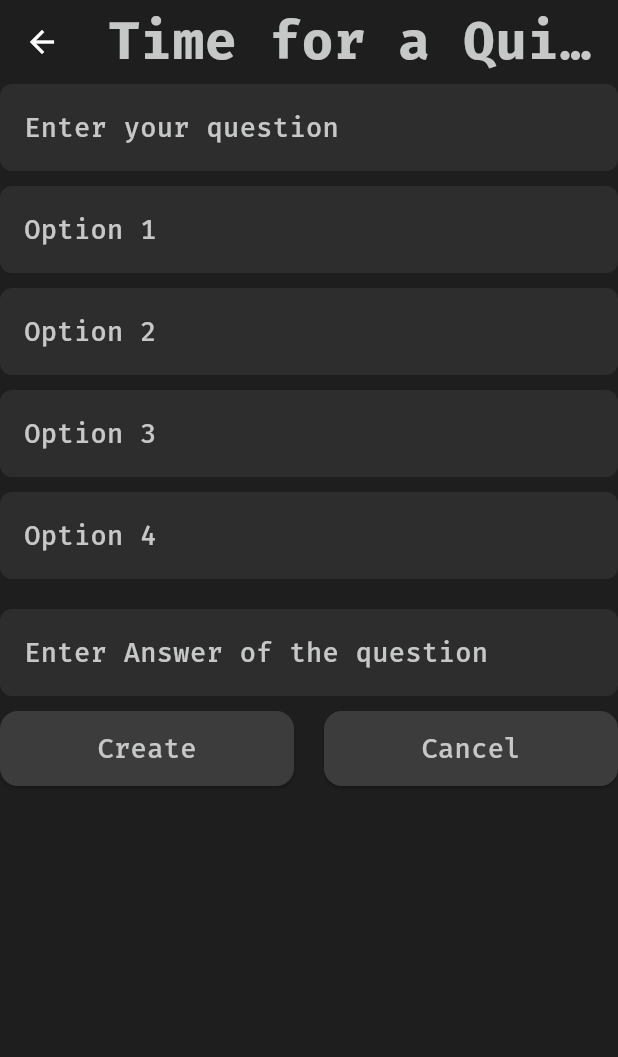
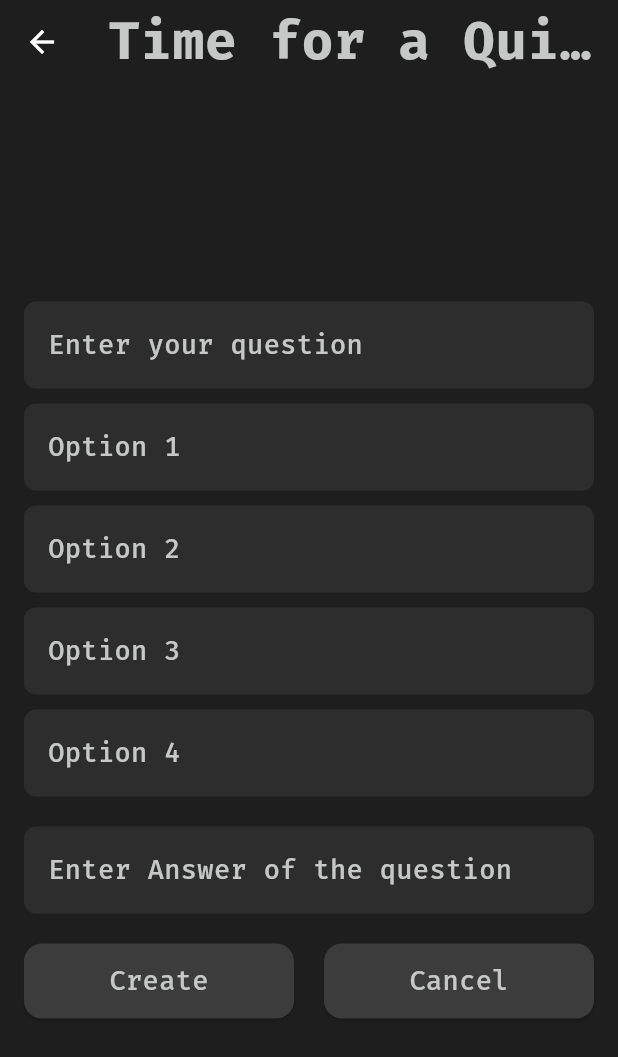
Before and after one commit to UmaanBanjara/TermView, a Flutter app: the Createquiz screen opened directly, on a phone screen of 412 x 824 dp. Shown: the top 1057 px of the screen. Run offline on Flutter 3.47's test engine with Material 3 defaults, Android fonts, the phone set to English and light mode, and no system bars; our stand-ins replace flutter_riverpod, flutter_secure_storage, flutter_spinkit, go_router, image_picker, page_transition; accounts and stored records are empty.

Commit message:
feat: add CreateQuiz page with form and live quiz WebSocket integration

```diff
--- a/termview/lib/screens/createquiz.dart
+++ b/termview/lib/screens/createquiz.dart
@@ -14,7 +14,7 @@ import 'package:web_socket_channel/web_socket_channel.dart';
 class Createquiz extends ConsumerStatefulWidget {
   final WebSocketChannel? channel;
   final Stream? broadcastStream;
-  const Createquiz({this.broadcastStream, this.channel ,super.key});
+  const Createquiz({this.broadcastStream, this.channel, super.key});
 
   @override
   ConsumerState<Createquiz> createState() => _CreatequizState();
@@ -29,49 +29,47 @@ class _CreatequizState extends ConsumerState<Createquiz> {
   final TextEditingController _op3 = TextEditingController();
   final TextEditingController _op4 = TextEditingController();
 
-  void _createquiz(){
-    try{
+  void _createquiz() {
+    try {
+      if (widget.channel != null) {
+        widget.channel!.sink.add(jsonEncode({
+          "type": "quiz",
+          "ques": _ques.text,
+          "ans": _ans.text,
+          "op1": _op1.text,
+          "op2": _op2.text,
+          "op3": _op3.text,
+          "op4": _op4.text
+        }));
 
-      if(_ques.text.isNotEmpty && _ans.text.isNotEmpty && _op1.text.isNotEmpty && _op2.text.isNotEmpty && _op3.text.isNotEmpty && _op4.text.isNotEmpty && widget.channel != null){
-      widget.channel!.sink.add(jsonEncode({
-        "type" : "quiz",
-        "ques" : _ques.text,
-        "ans" : _ans.text,
-        "op1" : _op1.text,
-        "op2" : _op2.text,
-        "op3" : _op3.text,
-        "op4" : _op4.text
-      }));
-      WidgetsBinding.instance.addPostFrameCallback((_){
-        if(widget.channel != null && widget.broadcastStream != null){
-
-
-        showTerminalSnackbar(context, "Quiz is live" ,isError: false);
-        navigate(context, Livequizpage(host: true,user: false,channel: widget.channel!,broadcastStream: widget.broadcastStream!,));
-
-        }
+        Future.delayed(const Duration(milliseconds: 100), () {
+          navigate(
+              context,
+              Livequizpage(
+                host: true,
+                user: false,
+                channel: widget.channel!,
+                broadcastStream: widget.broadcastStream!,
+              ));
         });
       }
-    }
-    catch(e){
-      showTerminalSnackbar(context, "Something went wrong : $e" , isError: true);
+    } catch (e) {
+      showTerminalSnackbar(context, "Something went wrong : $e", isError: true);
       return;
     }
-
   }
 
   @override
   Widget build(BuildContext context) {
     final text = Theme.of(context).textTheme;
     final quizstate = ref.watch(quiznotifierProvider);
-    ref.listen<QuizState>(quiznotifierProvider , (previous , next){
-      if(next.message!=null && next.message != previous?.message){
-        showTerminalSnackbar(context, next.message! , isError: false);
+    ref.listen<QuizState>(quiznotifierProvider, (previous, next) {
+      if (next.message != null && next.message != previous?.message) {
+        showTerminalSnackbar(context, next.message!, isError: false);
         Navigator.pop(context);
-      }
-      else if (next.error != null && next.error != previous?.error){
-        WidgetsBinding.instance.addPostFrameCallback((_){
-          showTerminalSnackbar(context, next.error! , isError: true);
+      } else if (next.error != null && next.error != previous?.error) {
+        WidgetsBinding.instance.addPostFrameCallback((_) {
+          showTerminalSnackbar(context, next.error!, isError: true);
           return;
         });
       }
@@ -80,12 +78,17 @@ class _CreatequizState extends ConsumerState<Createquiz> {
       appBar: AppBar(
         centerTitle: false,
         backgroundColor: Theme.of(context).scaffoldBackgroundColor,
-        title: Text('Time for a Quiz!' , style: text.bodyLarge,),
-        leading: BackButton(),
+        title: Text(
+          'Time for a Quiz!',
+          style: text.bodyLarge,
+        ),
+        leading: const BackButton(),
       ),
       body: Center(
         child: Form(
           key: _formKey,
+          child: SingleChildScrollView(
+            padding: const EdgeInsets.all(16),
             child: Column(
               crossAxisAlignment: CrossAxisAlignment.start,
               children: [
@@ -93,110 +96,118 @@ class _CreatequizState extends ConsumerState<Createquiz> {
                   controller: _ques,
                   cursorHeight: 22,
                   style: text.bodyMedium,
-                decoration: InputDecoration(
-                  hintText: "Enter your question"
+                  decoration:
+                      const InputDecoration(hintText: "Enter your question"),
+                  validator: (value) =>
+                      value == null || value.trim().isEmpty
+                          ? "Question cannot be empty"
+                          : null,
                 ),
-                validator: (value) => value == null || value.isEmpty ? "Question cannot be empty" : null,
-              ),
-              SizedBox(height: 10,),
+                const SizedBox(height: 10),
                 TextFormField(
                   controller: _op1,
                   cursorHeight: 22,
                   style: text.bodyMedium,
-                decoration: InputDecoration(
-                  hintText: "Option 1"
+                  decoration: const InputDecoration(hintText: "Option 1"),
+                  validator: (value) =>
+                      value == null || value.trim().isEmpty
+                          ? "Option 1 cannot be empty"
+                          : null,
                 ),
-                validator: (value) => value == null || value.isEmpty ? "Option 1 cannot be empty" : null,
-              ),
-              SizedBox(height: 10,),
+                const SizedBox(height: 10),
                 TextFormField(
                   controller: _op2,
                   cursorHeight: 22,
                   style: text.bodyMedium,
-                decoration: InputDecoration(
-                  hintText: "Option 2"
+                  decoration: const InputDecoration(hintText: "Option 2"),
+                  validator: (value) =>
+                      value == null || value.trim().isEmpty
+                          ? "Option 2 cannot be empty"
+                          : null,
                 ),
-                validator: (value) => value == null || value.isEmpty ? "Option 2 cannot be empty" : null,
-              ),
-              SizedBox(height: 10,),
+                const SizedBox(height: 10),
                 TextFormField(
                   controller: _op3,
                   cursorHeight: 22,
                   style: text.bodyMedium,
-                decoration: InputDecoration(
-                  hintText: "Option 3"
+                  decoration: const InputDecoration(hintText: "Option 3"),
+                  validator: (value) =>
+                      value == null || value.trim().isEmpty
+                          ? "Option 3 cannot be empty"
+                          : null,
                 ),
-                validator: (value) => value == null || value.isEmpty ? "Option 3 cannot be empty" : null,
-              ),
-              SizedBox(height: 10,),
+                const SizedBox(height: 10),
                 TextFormField(
                   controller: _op4,
                   cursorHeight: 22,
                   style: text.bodyMedium,
-                decoration: InputDecoration(
-                  hintText: "Option 4"
+                  decoration: const InputDecoration(hintText: "Option 4"),
+                  validator: (value) =>
+                      value == null || value.trim().isEmpty
+                          ? "Option 4 cannot be empty"
+                          : null,
                 ),
-                validator: (value) => value == null || value.isEmpty ? "Option 4 cannot be empty" : null,
-              ),
-              SizedBox(height: 20,),
+                const SizedBox(height: 20),
                 TextFormField(
                   controller: _ans,
                   cursorHeight: 22,
                   style: text.bodyMedium,
-                decoration: InputDecoration(
-                  hintText: "Enter Answer of the question"
+                  decoration: const InputDecoration(
+                      hintText: "Enter Answer of the question"),
+                  validator: (value) =>
+                      value == null || value.trim().isEmpty
+                          ? "Answer cannot be empty"
+                          : null,
                 ),
-                validator: (value) => value == null || value.isEmpty ? "Answer cannot be empty" : null,
-              ),
-              SizedBox(height: 10,),
+                const SizedBox(height: 20),
                 Row(
                   crossAxisAlignment: CrossAxisAlignment.start,
                   children: [
                     Expanded(
-                    child: quizstate.loading ? Center(child: SpinKitFadingFour(color: Colors.white,),)
-                    :
-                    ElevatedButton(
+                      child: quizstate.loading
+                          ? const Center(
+                              child: SpinKitFadingFour(color: Colors.white),
+                            )
+                          : ElevatedButton(
                               onPressed: () async {
-
                                 if (_formKey.currentState!.validate()) {
-                          final token = await ref.read(LoginnotifierProvider.notifier).getToken();
-                          if(token == null){
-                            showTerminalSnackbar(context, "Invalid Token" , isError: true);
+                                  final token = await ref
+                                      .read(LoginnotifierProvider.notifier)
+                                      .getToken();
+                                  if (token == null) {
+                                    showTerminalSnackbar(context, "Invalid Token",
+                                        isError: true);
                                     return;
                                   }
-                          await ref.read(quiznotifierProvider.notifier).quiz(
+                                  await ref
+                                      .read(quiznotifierProvider.notifier)
+                                      .quiz(
                                           token: token,
                                           ques: _ques.text,
                                           a1: _op1.text,
                                           a2: _op2.text,
                                           a3: _op3.text,
                                           a4: _op4.text,
-                            ans: _ans.text
-                          );
+                                          ans: _ans.text);
 
                                   _createquiz();
                                 }
-
                               },
                               style: ElevatedButton.styleFrom(
-                        minimumSize: Size(0, 50),
-                        textStyle: text.bodyMedium
+                                  minimumSize: const Size(0, 50),
+                                  textStyle: text.bodyMedium),
+                              child: const Text("Create")),
                     ),
-                      child: Text("Create")
-                    ),
-                  ),
-                  SizedBox(width: 20,),
+                    const SizedBox(width: 20),
                     Expanded(
                       child: ElevatedButton(
-                      onPressed: (){
+                          onPressed: () {
                             Navigator.pop(context);
                           },
                           style: ElevatedButton.styleFrom(
                               textStyle: text.bodyMedium,
-                        minimumSize: Size(0, 50)
-                      ),
-                      child: Text('Cancel')
-                    ),
+                              minimumSize: const Size(0, 50)),
+                          child: const Text('Cancel')),
                     ),
                   ],
                 )
@@ -204,6 +215,7 @@ class _CreatequizState extends ConsumerState<Createquiz> {
             ),
           ),
         ),
+      ),
     );
   }
 }
```
Lines whose indentation alone changed are shown as unchanged.
